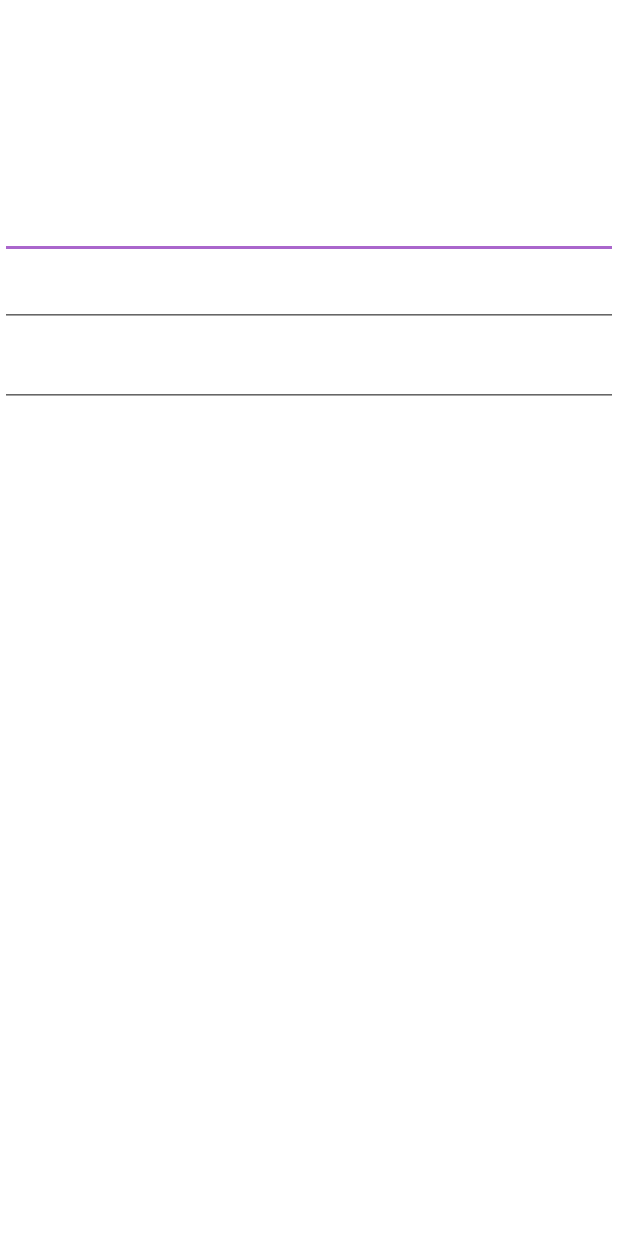
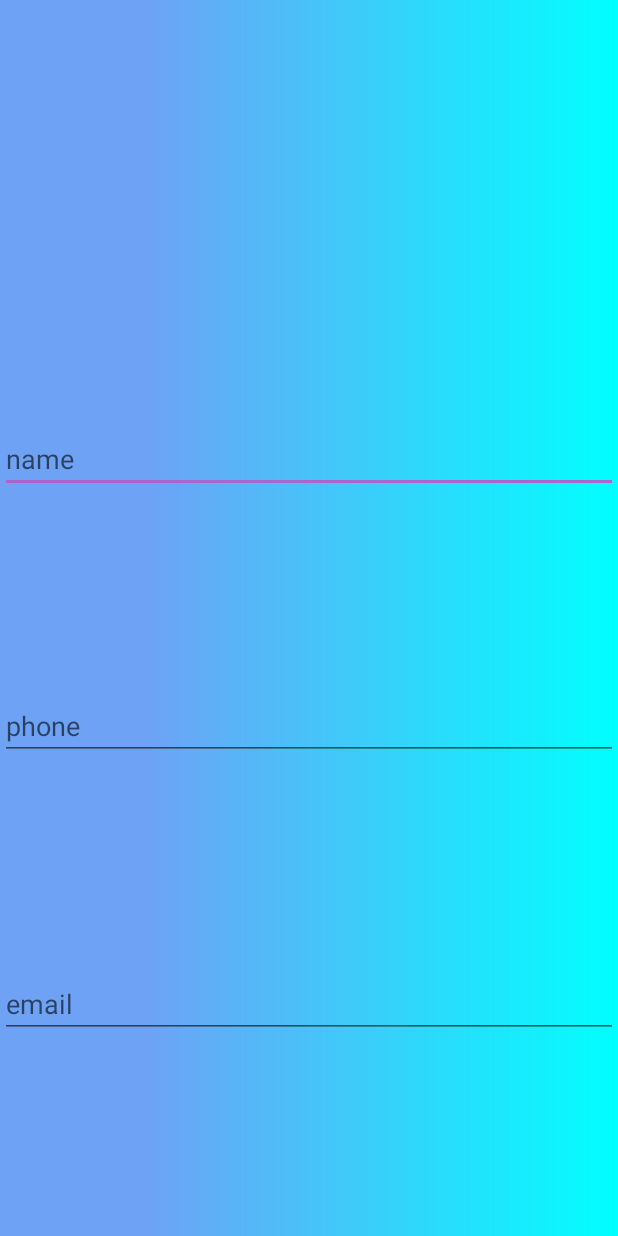
Before and after one commit to sixspeedchips/contact-card-android, an Android app: the layout fragment_contact.xml on its own in the app's theme, with its tools: preview values and no code run, on a phone screen of 412 x 824 dp. Run offline under Robolectric (Android 15) with nearby library versions, the phone set to English and light mode, and no system bars.

Commit message:
created branch to fix bug

```diff
--- a/app/build.gradle
+++ b/app/build.gradle
@@ -40,11 +40,6 @@ dependencies {
     implementation 'androidx.lifecycle:lifecycle-extensions:2.1.0'
     implementation 'androidx.legacy:legacy-support-v4:1.0.0'
 
-//    implementation ('org.bytedeco:javacv-platform:1.5.2'){
-////        exclude group:
-//    }
-//    implementation 'org.bytedeco.javacpp-presets:tesseract:4.0.0-1.4.4'
-//    implementation 'org.bytedeco.javacpp-presets:opencv:4.0.1-1.4.4'
     implementation 'com.quickbirdstudios:opencv:4.1.0-contrib'
     implementation 'com.rmtheis:tess-two:9.0.0'
 
--- a/app/src/main/java/io/libsoft/contactcard/ContactCardApplication.java
+++ b/app/src/main/java/io/libsoft/contactcard/ContactCardApplication.java
@@ -41,7 +41,6 @@ public class ContactCardApplication extends Application {
     Picasso.setSingletonInstance(new Picasso.Builder(this).loggingEnabled(true).build());
 
     ContactDatabase database = ContactDatabase.getInstance();
-
     new Thread(() -> database.getContactDao().delete()).start();
 
   }
--- /dev/null
+++ b/app/src/main/res/drawable/grad_one.xml
@@ -0,0 +1,15 @@
+<?xml version="1.0" encoding="utf-8"?>
+<!--~~~~~~~~~~~~~~~~~~~~~~~~~~~~~~~~~~~~~~~~~~~~~~~~~~
+  ~ This work is Copyright, 2019, Isaac Lindland     ~
+  ~ All rights reserved.                             ~
+  ~~~~~~~~~~~~~~~~~~~~~~~~~~~~~~~~~~~~~~~~~~~~~~~~~~-->
+
+<shape xmlns:android="http://schemas.android.com/apk/res/android" android:shape="rectangle">
+  <gradient
+    android:type="linear"
+    android:centerX="24%"
+    android:startColor="#FF6EA2F5"
+    android:centerColor="#FF6EA2F5"
+    android:endColor="#FF00ffff"
+    android:angle="360"/>
+</shape>
--- a/app/src/main/res/layout/content_main.xml
+++ b/app/src/main/res/layout/content_main.xml
@@ -15,9 +15,6 @@
     android:id="@+id/container_fragment"
     android:layout_width="0dp"
     android:layout_height="0dp"
-    android:layout_marginBottom="8dp"
-    android:layout_marginStart="8dp"
-    android:layout_marginEnd="8dp"
     android:name="androidx.navigation.fragment.NavHostFragment"
     app:defaultNavHost="true"
     app:layout_constraintBottom_toBottomOf="parent"
--- a/app/src/main/res/layout/fragment_contact.xml
+++ b/app/src/main/res/layout/fragment_contact.xml
@@ -2,19 +2,28 @@
 <androidx.constraintlayout.widget.ConstraintLayout xmlns:android="http://schemas.android.com/apk/res/android"
   xmlns:tools="http://schemas.android.com/tools"
   xmlns:app="http://schemas.android.com/apk/res-auto"
-  android:id="@+id/contact"
   android:layout_width="match_parent"
   android:layout_height="match_parent"
   tools:context=".controller.ContactFragment"
-  android:background="@android:color/white"
+  android:id="@+id/nav_contact"
+  android:background="@drawable/grad_one"
   >
+
+
+  <TextView
+    android:id="@+id/raw_text"
+    android:layout_width="match_parent"
+    android:layout_height="wrap_content"
+    app:layout_constraintTop_toTopOf="parent"
+    app:layout_constraintBottom_toTopOf="@id/parsed_name"/>
 
   <EditText
     android:id="@+id/parsed_name"
     android:layout_width="match_parent"
     android:layout_height="wrap_content"
+    app:layout_constraintTop_toBottomOf="@+id/raw_text"
     app:layout_constraintBottom_toTopOf="@+id/parsed_phone"
-    app:layout_constraintTop_toBottomOf="@+id/raw_text"
+    android:hint="@string/name"
     />
 
   <EditText
@@ -22,25 +31,20 @@
     android:layout_width="match_parent"
     android:layout_height="wrap_content"
     android:layout_marginBottom="8dp"
+    app:layout_constraintTop_toBottomOf="@id/parsed_name"
     app:layout_constraintBottom_toTopOf="@id/parsed_email"
-    app:layout_constraintTop_toBottomOf="@id/parsed_name"
+    android:hint="@string/phone"
     />
 
   <EditText
     android:id="@+id/parsed_email"
     android:layout_width="match_parent"
     android:layout_height="wrap_content"
-    app:layout_constraintBottom_toBottomOf="@id/parsed_name"
     app:layout_constraintTop_toBottomOf="@+id/parsed_phone"
+    app:layout_constraintBottom_toBottomOf="parent"
+    android:hint="@string/email"
     />
 
-  <TextView
-    android:id="@+id/raw_text"
-    android:layout_width="match_parent"
-    android:layout_height="wrap_content"
-    android:layout_marginTop="108dp"
 
-    app:layout_constraintTop_toTopOf="parent"
-    tools:layout_editor_absoluteX="0dp"/>
 
 </androidx.constraintlayout.widget.ConstraintLayout>
--- a/app/src/main/res/layout/fragment_gallery.xml
+++ b/app/src/main/res/layout/fragment_gallery.xml
@@ -4,7 +4,9 @@
   xmlns:tools="http://schemas.android.com/tools"
   android:layout_width="match_parent"
   android:layout_height="match_parent"
-  tools:context=".controller.GalleryFragment">
+  tools:context=".controller.GalleryFragment"
+  android:id="@+id/nav_gallery"
+  android:background="@drawable/grad_one">
 
   <androidx.recyclerview.widget.RecyclerView
     android:id="@+id/gallery"
--- a/app/src/main/res/layout/fragment_image_review.xml
+++ b/app/src/main/res/layout/fragment_image_review.xml
@@ -4,8 +4,7 @@
   android:layout_width="match_parent"
   android:layout_height="match_parent"
   android:background="@android:color/background_dark"
-  tools:context=".controller.ImageReviewFragment"
-  >
+  tools:context=".controller.ImageReviewFragment">
 
   <ImageView
     android:id="@+id/review_image"
--- a/app/src/main/res/layout/gallery_item.xml
+++ b/app/src/main/res/layout/gallery_item.xml
@@ -4,7 +4,8 @@
   android:layout_height="80dp"
   android:padding="1dp"
   android:background="#bfffffff"
-  android:orientation="horizontal">
+  android:orientation="horizontal"
+  >
 
 
   <ImageView xmlns:android="http://schemas.android.com/apk/res/android"
--- a/app/src/main/res/values/dimens.xml
+++ b/app/src/main/res/values/dimens.xml
@@ -5,7 +5,7 @@
   <dimen name="nav_header_vertical_spacing">8dp</dimen>
   <dimen name="nav_header_height">176dp</dimen>
   <dimen name="fab_margin">36dp</dimen>
-  <dimen name="gallery_item_width">100dp</dimen>
+  <dimen name="gallery_item_width">90dp</dimen>
 
 
 </resources>
--- a/app/src/main/res/values/strings.xml
+++ b/app/src/main/res/values/strings.xml
@@ -17,4 +17,7 @@
   <string name="action_settings">Settings</string>
   <string name="camera">Camera</string>
   <string name="gallery">Gallery</string>
+  <string name="email">email</string>
+  <string name="phone">phone</string>
+  <string name="name">name</string>
 </resources>
```
Also changed, not shown: app/src/main/java/io/libsoft/contactcard/service/TextProcessorService.java (+10 -9 lines), app/src/main/java/io/libsoft/contactcard/view/GalleryAdapter.java (+3 -5 lines), app/src/main/res/navigation/camera_navigation.xml (+7 -8 lines).
